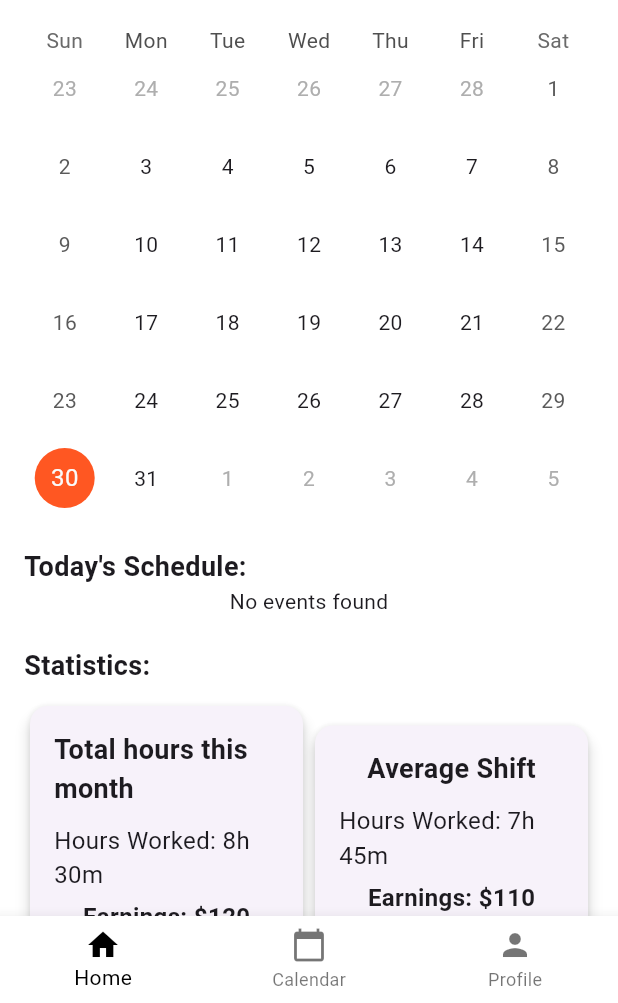
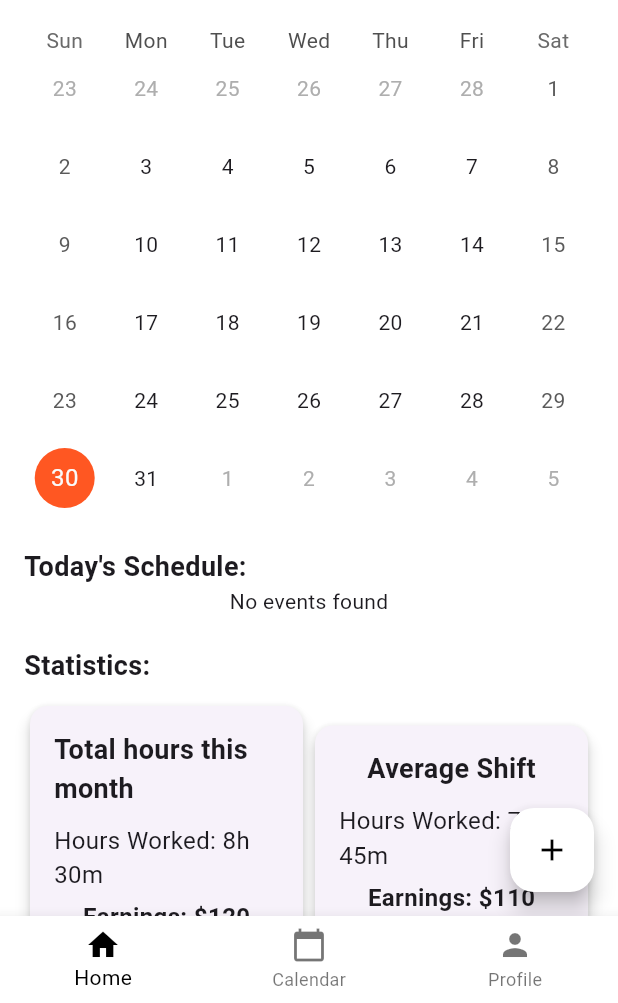
Before and after one commit to konkazazis/onion, a Flutter app: the MainScreen screen opened directly with empty values, on a phone screen of 412 x 824 dp, the part 233-1236 px from its top. Run offline on Flutter 3.47's test engine with Material 3 defaults, Android fonts, the phone set to English and light mode, and no system bars; drawn by our look-alikes of table_calendar; our stand-ins replace cloud_firestore, firebase_auth, firebase_core, fluttertoast, google_fonts; accounts and stored records are empty; generated files the repository leaves out were written again.

Commit message:
transfer shift scheduler on main screen

```diff
--- a/lib/dashboard_screen.dart
+++ b/lib/dashboard_screen.dart
@@ -6,11 +6,14 @@ import 'services/shifts_service.dart';
 import 'package:intl/intl.dart';
 import 'widgets/bottom_nav_bar.dart';
 import 'widgets/shift_card.dart';
+import 'shift_scheduler.dart';
 
 class DashboardScreen extends StatefulWidget {
   final String username;
+  final String userID;
 
-  const DashboardScreen({super.key, required this.username});
+  const DashboardScreen(
+      {super.key, required this.username, required this.userID});
 
   @override
   State<DashboardScreen> createState() => _DashboardScreenState();
@@ -187,6 +190,19 @@ class _DashboardScreenState extends State<DashboardScreen> {
           ),
         ),
       ),
+      floatingActionButton: FloatingActionButton(
+        onPressed: () {
+          Navigator.push(
+            context,
+            MaterialPageRoute(
+                builder: (context) => ShiftScheduler(userID: widget.userID)),
+          );
+        },
+        child: Icon(Icons.add),
+        tooltip: 'Add Event',
+        backgroundColor: Colors.white,
+        foregroundColor: Colors.black,
+      ),
     );
   }
 }
--- a/lib/main_screen.dart
+++ b/lib/main_screen.dart
@@ -24,7 +24,7 @@ class _MainScreenState extends State<MainScreen> {
   void initState() {
     super.initState();
     _pages = [
-      DashboardScreen(username: widget.username),
+      DashboardScreen(username: widget.username, userID: widget.userID),
       CalendarWidget(userID: widget.userID),
       ProfileComponent(
           name: widget.username, email: widget.email, profileImageUrl: 'test'),
```
